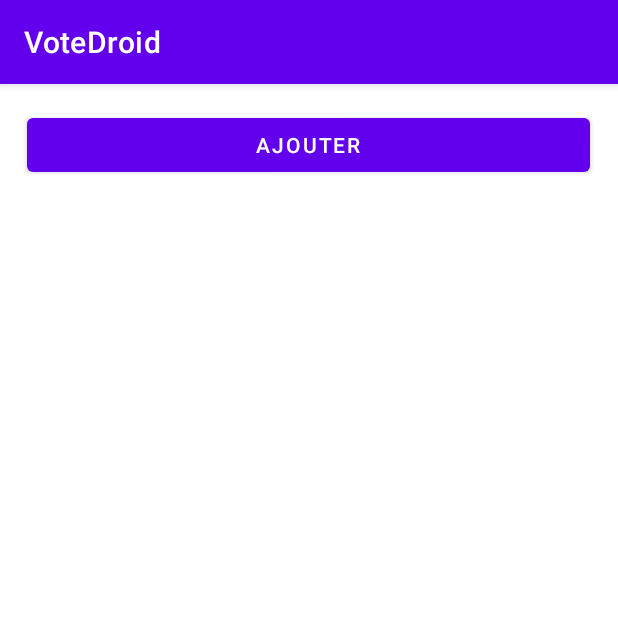
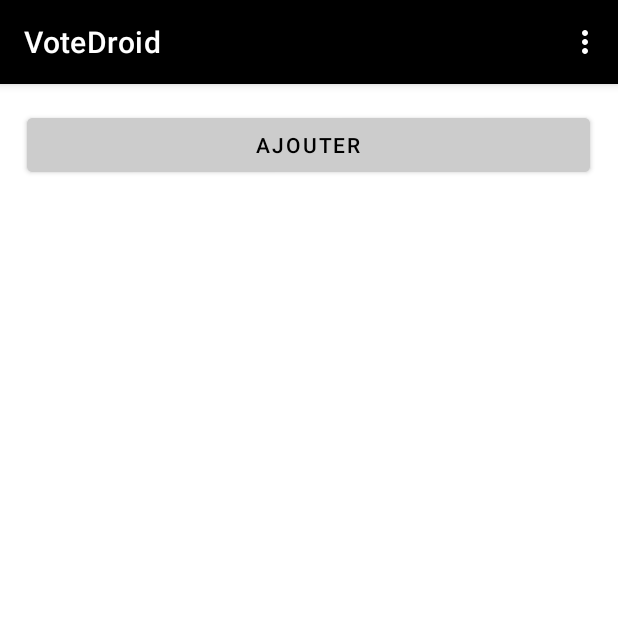
Before and after one commit to DecosteNathaniel/A21-4203N5-VoteDroid-Decoste, an Android app: the screen it shows after launch (MainActivity), on a phone screen of 412 x 824 dp, the top half of it. Run offline under Robolectric (Android 15) with nearby library versions, the phone set to English and light mode, and no system bars.

Commit message:
FCT Menu Supprimer
Ajout du code pour afficher le menu dans la main page

```diff
--- a/app/src/main/res/layout/activity_main.xml
+++ b/app/src/main/res/layout/activity_main.xml
@@ -10,6 +10,8 @@
         android:layout_width="375dp"
         android:layout_height="wrap_content"
         android:text="AJOUTER"
+        android:backgroundTint="#CCCCCC"
+        android:textColor="@color/black"
         app:layout_constraintBottom_toBottomOf="parent"
         app:layout_constraintHorizontal_bias="0.495"
         app:layout_constraintLeft_toLeftOf="parent"
--- /dev/null
+++ b/app/src/main/res/menu/menu_main.xml
@@ -0,0 +1,7 @@
+<?xml version="1.0" encoding="utf-8"?>
+<menu xmlns:android="http://schemas.android.com/apk/res/android">
+    <item android:id="@+id/SupprimerQuestions"
+        android:title="Supprimer toutes les questions"/>
+    <item android:id="@+id/SupprimerVotes"
+        android:title="Supprimer tous les votes" />
+</menu>
--- a/app/src/main/res/values/themes.xml
+++ b/app/src/main/res/values/themes.xml
@@ -2,13 +2,13 @@
     <!-- Base application theme. -->
     <style name="Theme.VoteDroid" parent="Theme.MaterialComponents.DayNight.DarkActionBar">
         <!-- Primary brand color. -->
-        <item name="colorPrimary">@color/purple_500</item>
-        <item name="colorPrimaryVariant">@color/purple_700</item>
+        <item name="colorPrimary">@color/black</item>
+        <item name="colorPrimaryVariant">@color/black</item>
         <item name="colorOnPrimary">@color/white</item>
         <!-- Secondary brand color. -->
-        <item name="colorSecondary">@color/teal_200</item>
-        <item name="colorSecondaryVariant">@color/teal_700</item>
-        <item name="colorOnSecondary">@color/black</item>
+        <item name="colorSecondary">@color/black</item>
+        <item name="colorSecondaryVariant">@color/black</item>
+        <item name="colorOnSecondary">@color/white</item>
         <!-- Status bar color. -->
         <item name="android:statusBarColor" tools:targetApi="l">?attr/colorPrimaryVariant</item>
         <!-- Customize your theme here. -->
```
Also changed, not shown: app/src/main/java/com/decoste/votedroid/MainActivity.java (+25 -0 lines).
